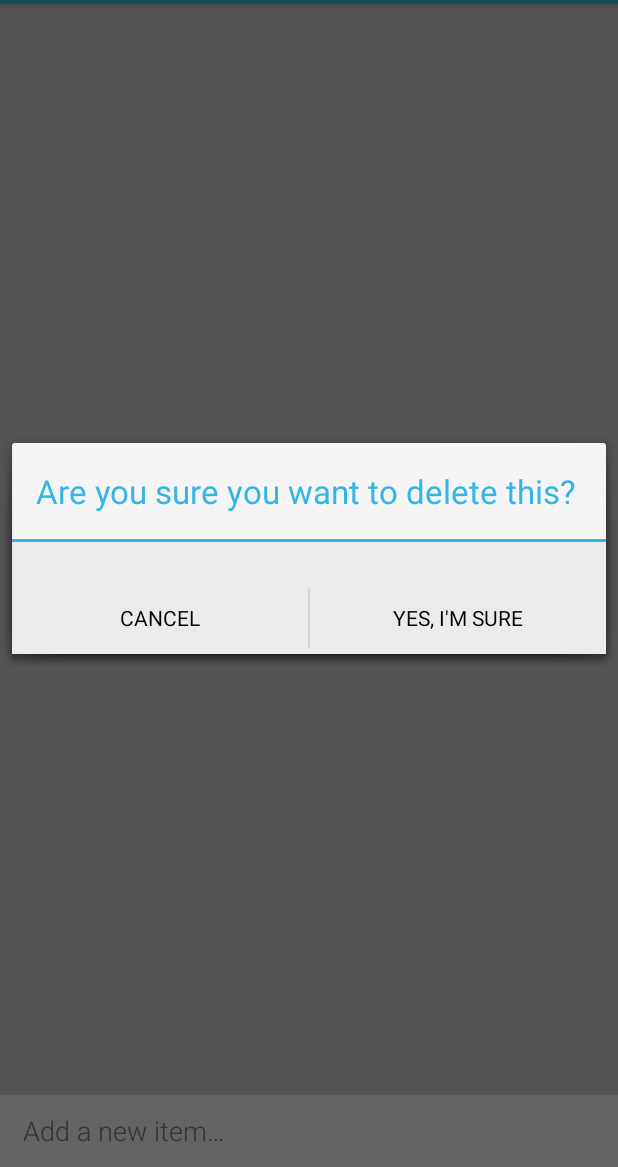
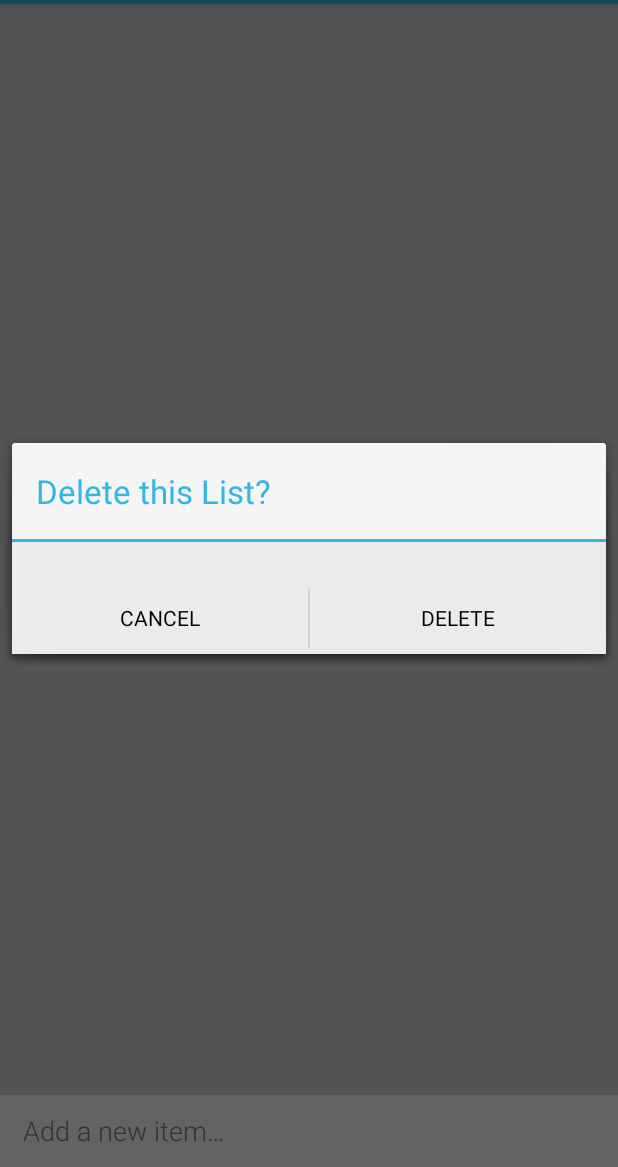
Before and after one commit to jffrymrtn/temaki, an Android app: the screen it shows after launch (MainDrawerActivity), in the options menu, after a tap on "Delete List", on a phone screen of 412 x 824 dp, the part 69-1236 px from its top. Run offline under Robolectric (Android 15) with nearby library versions, the phone set to English and light mode, and no system bars; 3 statements that could not run were skipped.

Commit message:
Pre-launch bug fixes and enhancements.

```diff
--- a/src/main/java/com/jmartin/temaki/MainDrawerActivity.java
+++ b/src/main/java/com/jmartin/temaki/MainDrawerActivity.java
@@ -38,7 +38,7 @@ public class MainDrawerActivity extends FragmentActivity
     private final String LIST_NAME_BUNDLE_KEY = "ListName";
 
     private final String NEW_LIST_DIALOG_TITLE = "Enter the new list's name:";
-    public static final String CONFIRM_DELETE_DIALOG_TITLE = "Are you sure you want to delete this?";
+    public static final String CONFIRM_DELETE_DIALOG_TITLE = "Delete this List?";
     private final String DEFAULT_LIST_NAME = "NEW LIST ";
     protected final String LISTS_SP_KEY = "MAIN_LISTS";
 
@@ -178,6 +178,7 @@ public class MainDrawerActivity extends FragmentActivity
                 deleteLoadedList();
                 return true;
             case R.id.action_new_list:
+                saveList(mainListsFragment.getListName(), mainListsFragment.getListItems());
                 createNewList();
                 return true;
             default:
--- a/src/main/res/layout/generic_alert_dialog_fragment.xml
+++ b/src/main/res/layout/generic_alert_dialog_fragment.xml
@@ -48,7 +48,7 @@
             android:layout_alignParentTop="true"
             android:layout_alignParentRight="true"
             android:textAllCaps="true"
-            android:text="@string/confirm_delete_dialog_button_text"
+            android:text="@string/universal_delete_string"
             android:background="?android:attr/selectableItemBackground"
             style="?android:attr/borderlessButtonStyle" />
     </RelativeLayout>
--- a/src/main/res/menu/main_list_item_context_menu.xml
+++ b/src/main/res/menu/main_list_item_context_menu.xml
@@ -3,5 +3,5 @@
           android:title="@string/context_menu_edit_item" />
 
     <item android:id="@+id/context_menu_delete"
-          android:title="@string/context_menu_delete_item" />
+          android:title="@string/universal_delete_string" />
 </menu>
--- a/src/main/res/values/strings.xml
+++ b/src/main/res/values/strings.xml
@@ -8,7 +8,6 @@
     <string name="add_new_item_edit_text_hint">Add a new item&#8230;</string>
     <string name="done_dialog_button_text">Done</string>
     <string name="cancel_dialog_button_text">Cancel</string>
-    <string name="confirm_delete_dialog_button_text">Yes, I\'m Sure</string>
     <string name="context_menu_edit_item">Edit</string>
-    <string name="context_menu_delete_item">Delete</string>
+    <string name="universal_delete_string">Delete</string>
 </resources>
```
